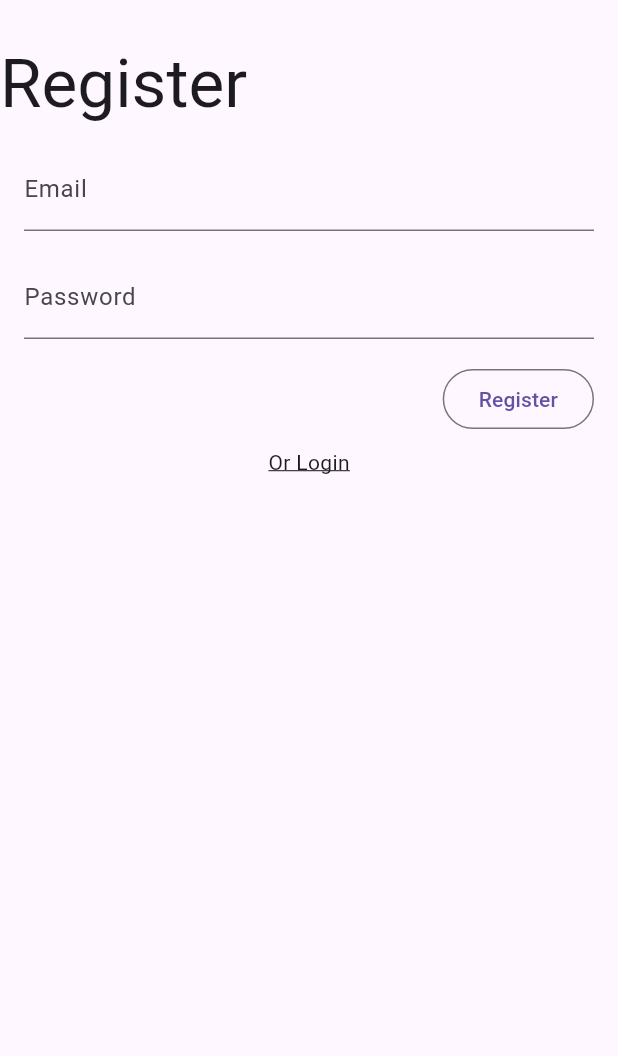
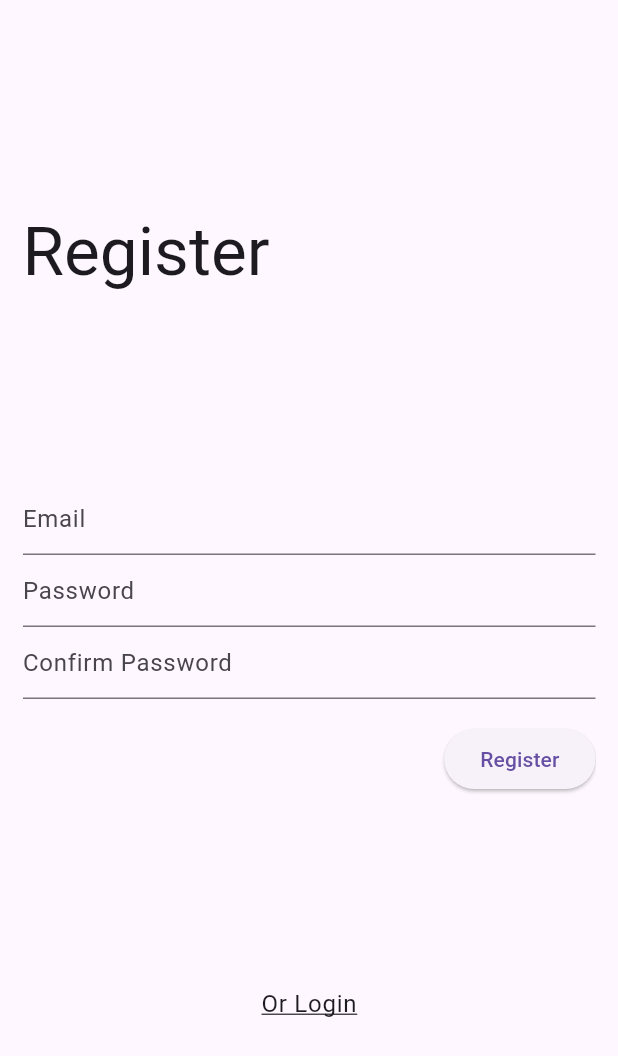
Before and after one commit to skrilax91/AREA-project, a Flutter app: the RegisterPage screen opened by its route, on a phone screen of 412 x 824 dp. Shown: the top 1056 px of the screen. Run offline on Flutter 3.47's test engine with Material 2 defaults, Android fonts, the light colour scheme and no system bars; drawn by our look-alikes of dynamic_color; our stand-ins replace dio, email_validator, equatable, flutter_riverpod, freezed_annotation, go_router and 1 more.

Commit message:
Update: Keep implementing those damn screens

```diff
--- a/client_mobile/lib/main.dart
+++ b/client_mobile/lib/main.dart
@@ -1,7 +1,7 @@
-import 'package:flutter/material.dart';
-import 'package:flutter_riverpod/flutter_riverpod.dart';
+import "package:flutter/material.dart";
+import "package:flutter_riverpod/flutter_riverpod.dart";
 
-import 'src/app.dart';
+import "src/app.dart";
 
 void main() {
   runApp(
--- a/client_mobile/lib/src/controllers/auth_info_controller.dart
+++ b/client_mobile/lib/src/controllers/auth_info_controller.dart
@@ -1,6 +1,6 @@
-import 'dart:async';
+import "dart:async";
 import "package:equatable/equatable.dart";
-import 'package:area/src/domain/entities/result.dart';
+import "package:area/src/domain/entities/result.dart";
 import "package:flutter_riverpod/flutter_riverpod.dart";
 
 import "../domain/entities/auth_info.dart";
--- a/client_mobile/lib/src/data/models/auth_info_model.dart
+++ b/client_mobile/lib/src/data/models/auth_info_model.dart
@@ -1,5 +1,5 @@
-import 'user_model.dart';
-import '../../domain/entities/auth_info.dart';
+import "user_model.dart";
+import "../../domain/entities/auth_info.dart";
 
 class AuthInfoModel extends AuthInfo {
   AuthInfoModel({
--- a/client_mobile/lib/src/data/models/user_model.dart
+++ b/client_mobile/lib/src/data/models/user_model.dart
@@ -1,4 +1,4 @@
-import '../../domain/entities/user.dart';
+import "../../domain/entities/user.dart";
 
 class UserModel extends User {
   UserModel({
--- a/client_mobile/lib/src/domain/repositories/auth_info_repository.dart
+++ b/client_mobile/lib/src/domain/repositories/auth_info_repository.dart
@@ -2,7 +2,7 @@ import "package:flutter_riverpod/flutter_riverpod.dart";
 
 import "../entities/result.dart";
 import "../entities/auth_info.dart";
-import '../../data/datasources/remote/area_api.dart';
+import "../../data/datasources/remote/area_api.dart";
 import "../../data/repositories/auth_info_repository_impl.dart";
 
 abstract class AuthInfoRepository {
--- /dev/null
+++ b/client_mobile/lib/src/presentation/domain/entities/user_login.dart
@@ -0,0 +1,21 @@
+import "package:freezed_annotation/freezed_annotation.dart";
+
+import "field.dart";
+
+part "user_login.freezed.dart";
+
+@freezed
+class UserLoginEntity with _$UserLoginEntity {
+  const UserLoginEntity._();
+  const factory UserLoginEntity({
+    required Field email,
+    required Field password,
+  }) = _UserLoginEntity;
+
+  factory UserLoginEntity.empty() => const UserLoginEntity(
+        email: Field(value: ''),
+        password: Field(value: ''),
+      );
+
+  bool get isValid => email.isValid && password.isValid;
+}
--- /dev/null
+++ b/client_mobile/lib/src/presentation/domain/entities/user_register.dart
@@ -0,0 +1,26 @@
+import "package:freezed_annotation/freezed_annotation.dart";
+
+import "field.dart";
+
+part "user_register.freezed.dart";
+
+@freezed
+class UserRegisterEntity with _$UserRegisterEntity {
+  const UserRegisterEntity._();
+  const factory UserRegisterEntity({
+    required Field email,
+    required Field password,
+    required Field confirm_password,
+  }) = _UserRegisterEntity;
+
+  factory UserRegisterEntity.empty() => const UserRegisterEntity(
+        email: Field(value: ""),
+        password: Field(value: ""),
+        confirm_password: Field(value: ""),
+      );
+
+  bool get isValid =>
+      email.isValid &&
+      password.isValid &&
+      password.value == confirm_password.value;
+}
--- a/client_mobile/lib/src/presentation/register_page.dart
+++ b/client_mobile/lib/src/presentation/register_page.dart
@@ -1,67 +1,74 @@
 import "package:flutter/material.dart";
 import "package:flutter_riverpod/flutter_riverpod.dart";
-import "package:email_validator/email_validator.dart";
 
 import "router.dart";
 import "login_page.dart";
+import "widgets/input_field.dart";
+import "controllers/user_register_form_controller.dart";
 
-class RegisterForm extends StatefulWidget {
-  const RegisterForm({Key? key}) : super(key: key);
+class RegisterForm extends ConsumerWidget {
+  RegisterForm({super.key});
+  final TextEditingController _email = TextEditingController();
+  final TextEditingController _password = TextEditingController();
+  final TextEditingController _confirmPassword = TextEditingController();
 
   @override
-  _RegisterFormState createState() => _RegisterFormState();
-}
-
-class _RegisterFormState extends State<RegisterForm> {
-  final GlobalKey<FormState> _formKey = GlobalKey<FormState>();
-
-  @override
-  Widget build(BuildContext context) {
-    return Form(
-      key: _formKey,
-      child: Column(
-        crossAxisAlignment: CrossAxisAlignment.start,
-        children: <Widget>[
-          TextFormField(
-            decoration: const InputDecoration(
-              labelText: "Email",
+  Widget build(BuildContext context, WidgetRef ref) {
+    return Column(
+      mainAxisAlignment: MainAxisAlignment.spaceBetween,
+      crossAxisAlignment: CrossAxisAlignment.end,
+      children: [
+        InputField(
+          title: "Email",
+          onChanged: (email) => ref
+              .read(userRegisterFormControllerProvider.notifier)
+              .setEmail(email),
+          error: ref
+              .watch(userRegisterFormControllerProvider)
+              .form
+              .email
+              .errorMessage,
+          controller: _email,
         ),
-            validator: (String? email) {
-              if (email == null) return "Email is required.";
-              if (!EmailValidator.validate(email)) return "Invalid Email.";
-            },
+        InputField(
+          title: "Password",
+          isPassword: true,
+          onChanged: (pass) => ref
+              .read(userRegisterFormControllerProvider.notifier)
+              .setPassword(pass),
+          error: ref
+              .watch(userRegisterFormControllerProvider)
+              .form
+              .password
+              .errorMessage,
+          controller: _password,
         ),
-          const SizedBox(height: 16.0),
-          TextFormField(
-            decoration: const InputDecoration(
-              labelText: "Password",
-            ),
-            validator: (String? password) {
-              if (password == null) return "Password can't be empty.";
-              if (password.isEmpty) return "Password can't be empty.";
-            },
-            obscureText: true,
+        InputField(
+          title: "Confirm Password",
+          isPassword: true,
+          onChanged: (pass) => ref
+              .read(userRegisterFormControllerProvider.notifier)
+              .setConfirmPassword(pass),
+          error: ref
+              .watch(userRegisterFormControllerProvider)
+              .form
+              .confirm_password
+              .errorMessage,
+          controller: _confirmPassword,
         ),
         const SizedBox(height: 16.0),
         Row(
-            children: <Widget>[
-              const Spacer(),
-              OutlinedButton(
-                onPressed: _submittable() ? _submit : null,
+          mainAxisAlignment: MainAxisAlignment.end,
+          children: [
+            ElevatedButton(
+              onPressed: () {},
               child: const Text("Register"),
-              )
+            ),
           ],
         ),
       ],
-      ),
     );
   }
-
-  bool _submittable() {
-    return true;
-  }
-
-  void _submit() {}
 }
 
 class RegisterPage extends ConsumerWidget {
@@ -73,10 +80,9 @@ class RegisterPage extends ConsumerWidget {
   Widget build(BuildContext context, WidgetRef ref) {
     return Scaffold(
       appBar: null,
-      body: Column(children: <Widget>[
-        const SizedBox(
-          height: 30.0,
-        ),
+      body: Column(
+        mainAxisAlignment: MainAxisAlignment.spaceEvenly,
+        children: <Widget>[
           Row(
             crossAxisAlignment: CrossAxisAlignment.start,
             children: [
@@ -86,21 +92,19 @@ class RegisterPage extends ConsumerWidget {
               ),
             ],
           ),
-        Padding(
-          padding: const EdgeInsets.fromLTRB(16.0, 16.0, 16.0, 8.0),
-          child: RegisterForm(),
-        ),
+          RegisterForm(),
           GestureDetector(
             child: Text(
               "Or Login",
               style: Theme.of(context)
                   .textTheme
-                .bodyMedium
+                  .bodyLarge
                   ?.copyWith(decoration: TextDecoration.underline),
             ),
             onTap: () => ref.read(routerProvider).go(LoginPage.routeLocation),
           ),
-      ]),
+        ],
+      ),
     );
   }
 }
--- /dev/null
+++ b/client_mobile/lib/src/presentation/widgets/input_field.dart
@@ -0,0 +1,36 @@
+import "package:flutter/material.dart";
+
+class InputField extends StatelessWidget {
+  const InputField({
+    Key? key,
+    required this.title,
+    required this.controller,
+    this.isPassword = false,
+    this.error,
+    this.onChanged,
+  }) : super(key: key);
+
+  final String title;
+  final TextEditingController controller;
+  final bool isPassword;
+  final String? error;
+  final Function(String)? onChanged;
+
+  @override
+  Widget build(BuildContext context) {
+    return Column(
+      crossAxisAlignment: CrossAxisAlignment.start,
+      children: [
+        TextField(
+          onChanged: onChanged,
+          controller: controller,
+          obscureText: isPassword,
+          decoration: InputDecoration(
+            hintText: title,
+            errorText: error,
+          ),
+        ),
+      ],
+    );
+  }
+}
--- a/client_mobile/pubspec.yaml
+++ b/client_mobile/pubspec.yaml
@@ -16,15 +16,19 @@ dependencies:
     sdk: flutter
   equatable: ^2.0.5
   go_router: ^5.1.5
+  dynamic_color: ^1.5.4
+  hooks_riverpod: ^2.1.1
   email_validator: ^2.1.17
   cupertino_icons: ^1.0.2
   flutter_linkify: ^5.0.2
   flutter_riverpod: ^2.0.2
+  freezed_annotation: ^2.0.2
   flutter_secure_storage: ^6.0.0
 
 dev_dependencies:
   flutter_test:
     sdk: flutter
+  freezed: ^2.2.1
   build_runner: ^2.3.2
   flutter_lints: ^2.0.0
   flutter_app_name: ^0.1.1
```
Also changed, not shown: client_mobile/lib/src/app.dart (+28 -3 lines), client_mobile/lib/src/data/repositories/auth_info_repository_impl.dart (+4 -4 lines), client_mobile/lib/src/presentation/controllers/user_login_form_controller.dart (added, +32 -0 lines), client_mobile/lib/src/presentation/controllers/user_login_form_state.dart (added, +10 -0 lines), client_mobile/lib/src/presentation/controllers/user_register_form_controller.dart (added, +35 -0 lines), client_mobile/lib/src/presentation/controllers/user_register_form_state.dart (added, +11 -0 lines), client_mobile/lib/src/presentation/domain/entities/field.dart (added, +12 -0 lines), client_mobile/lib/src/presentation/login_page.dart (+72 -17 lines), client_mobile/lib/src/presentation/router.dart (+8 -8 lines), client_mobile/lib/src/presentation/controllers/user_login_form_state.freezed.dart (added), client_mobile/lib/src/presentation/controllers/user_register_form_state.freezed.dart (added), client_mobile/lib/src/presentation/domain/entities/field.freezed.dart (added), client_mobile/lib/src/presentation/domain/entities/user_login.freezed.dart (added), client_mobile/lib/src/presentation/domain/entities/user_register.freezed.dart (added), 1 more files, 1 other file. Lines whose indentation alone changed are shown as unchanged.
